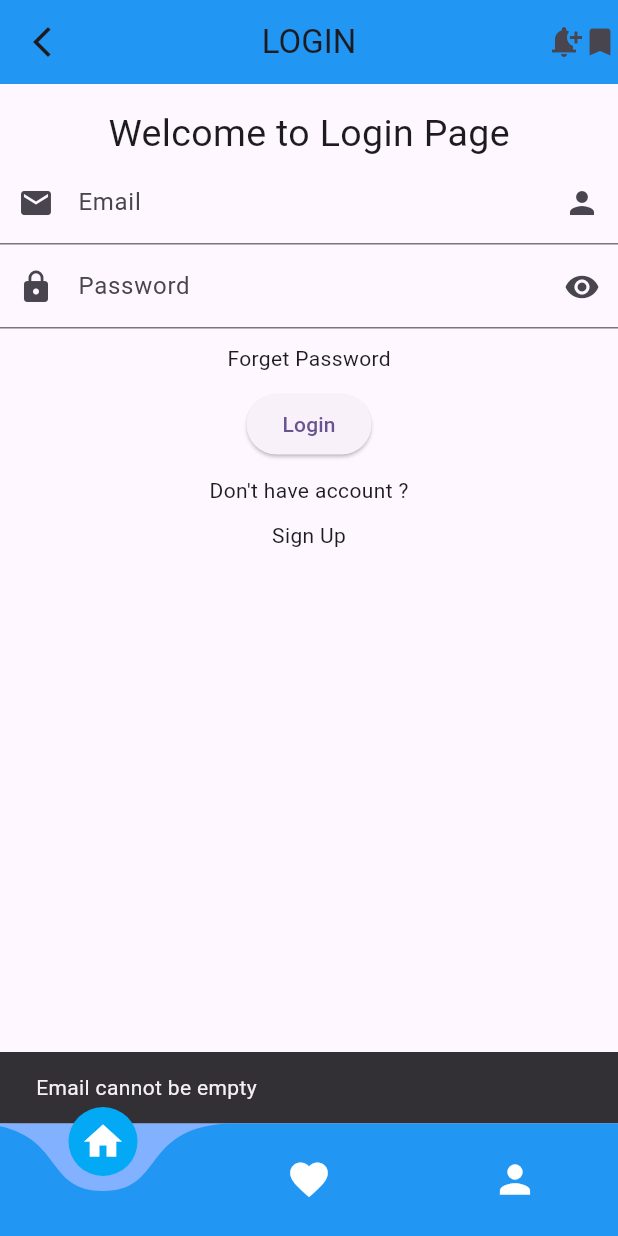
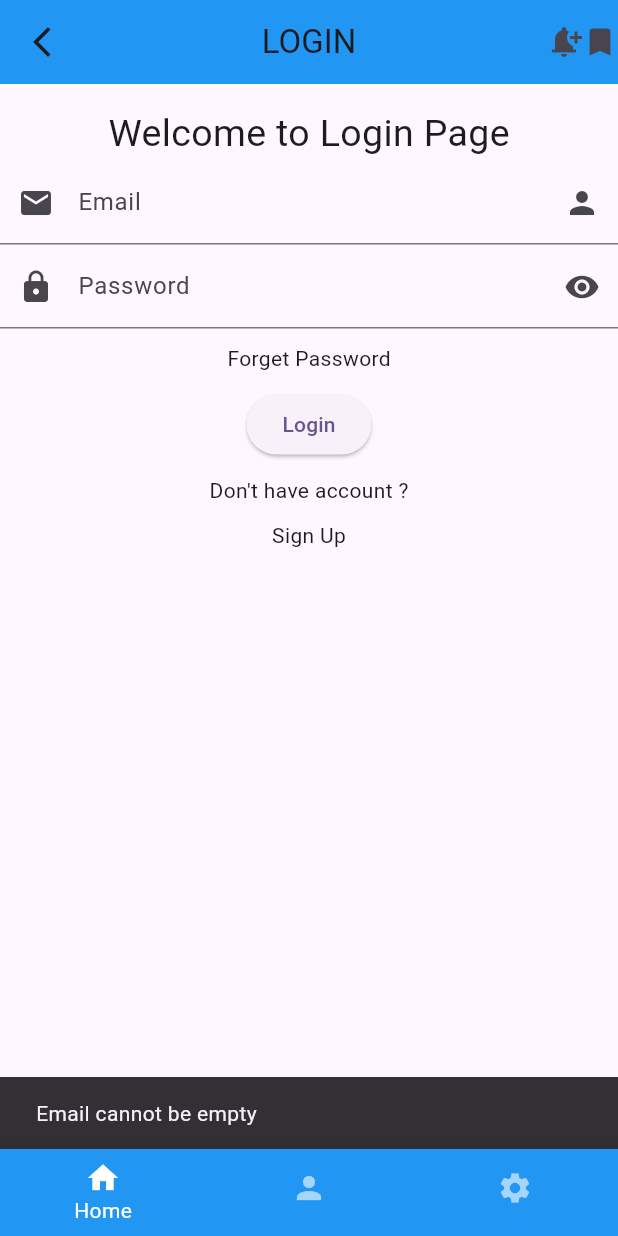
Before and after one commit to AbRehman536/Flutter_sec_5, a Flutter app: the screen it shows after launch, after a tap on "Login", on a phone screen of 412 x 824 dp. Run offline on Flutter 3.47's test engine with Material 3 defaults, Android fonts, the phone set to English and light mode, and no system bars; drawn by our look-alikes of curved_navigation_bar; our stand-ins replace smooth_page_indicator.

Commit message:
Bottom Bar done

```diff
--- a/lib/bottom_bar.dart
+++ b/lib/bottom_bar.dart
@@ -1,4 +1,3 @@
-import 'package:curved_navigation_bar/curved_navigation_bar.dart';
 import 'package:flutter/material.dart';
 import 'package:flutter_sec_5/listtiledemo.dart';
 import 'package:flutter_sec_5/login_page.dart';
@@ -18,18 +17,22 @@ class _BottomBarDemoState extends State<BottomBarDemo> {
   Widget build(BuildContext context) {
     return Scaffold(
       body: screenList.elementAt(selectedIndex),
-      bottomNavigationBar: CurvedNavigationBar(
-        backgroundColor: Colors.blueAccent.shade100,
-        color: Colors.blue,
-        buttonBackgroundColor: Colors.lightBlue,
-        animationDuration: Duration(milliseconds: 300),
-        items: const [
-          Icon(Icons.home, size: 30, color: Colors.white),
-          Icon(Icons.favorite, size: 30, color: Colors.white),
-          Icon(Icons.person, size: 30, color: Colors.white),
-        ],
-        onTap: (index) => setState(() => selectedIndex = index),
-      ),
+      bottomNavigationBar: BottomNavigationBar(
+        backgroundColor: Colors.blue,
+          unselectedItemColor: Colors.white60,
+          selectedItemColor: Colors.white,
+          showUnselectedLabels: false,
+          onTap: (val){
+            setState(() {
+              selectedIndex =val;
+            });
+          },
+          currentIndex: selectedIndex,
+          items:[
+        BottomNavigationBarItem(icon: Icon(Icons.home),label:'Home' ),
+        BottomNavigationBarItem(icon: Icon(Icons.person),label: 'Profile'),
+        BottomNavigationBarItem(icon: Icon(Icons.settings),label: 'Settings'),
+      ]),
 
 
     );
```
Also changed, not shown: lib/curved_bar.dart (added, +37 -0 lines).
